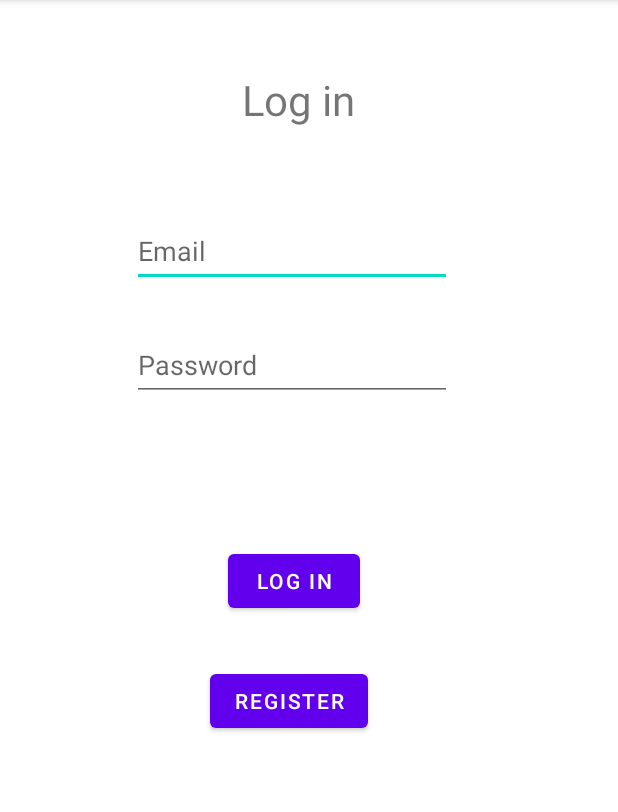
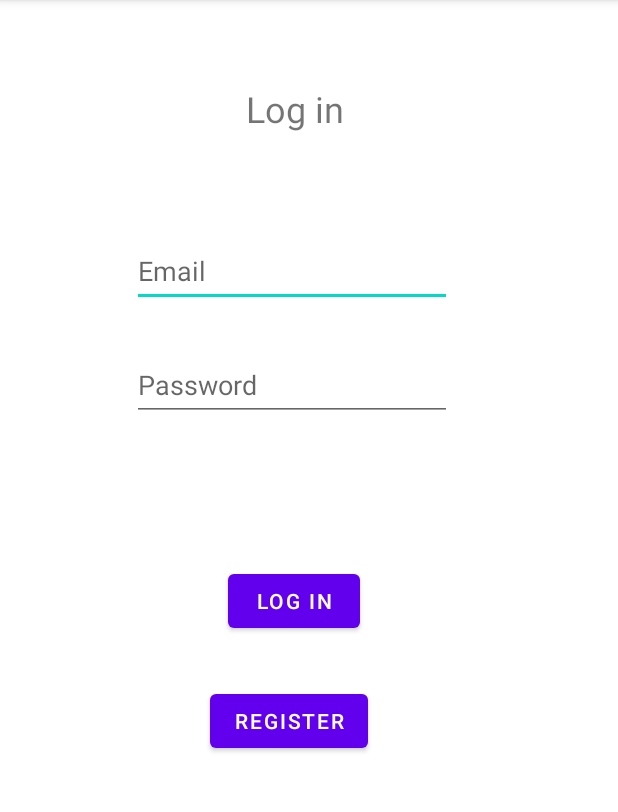
Before and after one commit to fordij/AirrandsRedux, an Android app: the screen it shows after launch (LoginActivity), after a tap on "SIGN IN", on a phone screen of 412 x 824 dp, the part 84-896 px from its top. Run offline under Robolectric (Android 15) with nearby library versions, the phone set to English and light mode, and no system bars; 2 other taps on this screen came first.

Commit message:
demo done, db implement soon

```diff
--- a/mobile/src/main/java/com/example/airrandsredux/MainActivity.java
+++ b/mobile/src/main/java/com/example/airrandsredux/MainActivity.java
@@ -66,6 +66,15 @@ public class MainActivity extends AppCompatActivity {
         }
         );
 
+        //this updates the firstname textview with "Sent!" if the user clicks the "send" button
+        Button sendButton = findViewById(R.id.sendTo);
+        sendButton.setOnClickListener(new View.OnClickListener(){
+                public void onClick (View v){
+                    firstName.setText("Sent!");
+                }
+            }
+        );
+
         //go to the login screen
         Button loginScreen = findViewById(R.id.signButton);
         //creating the Intent to go to the login activity
--- a/mobile/src/main/res/layout/activity_login.xml
+++ b/mobile/src/main/res/layout/activity_login.xml
@@ -35,11 +35,11 @@
         android:id="@+id/textView"
         android:layout_width="wrap_content"
         android:layout_height="wrap_content"
-        android:layout_marginStart="180dp"
+        android:layout_marginStart="164dp"
         android:layout_marginTop="56dp"
-        android:scaleX="2"
-        android:scaleY="2"
+        android:scaleX="1"
         android:text="Log in"
+        android:textSize="24sp"
         app:layout_constraintStart_toStartOf="parent"
         app:layout_constraintTop_toTopOf="parent" />
 
--- a/mobile/src/main/res/layout/activity_main.xml
+++ b/mobile/src/main/res/layout/activity_main.xml
@@ -78,7 +78,7 @@
         android:layout_width="wrap_content"
         android:layout_height="wrap_content"
         android:layout_marginTop="12dp"
-        android:text="Ready for work?"
+        android:text="Please sign in to continue."
         app:layout_constraintStart_toStartOf="@+id/imageView2"
         app:layout_constraintTop_toBottomOf="@+id/imageView2" />
 
```
Also changed, not shown: 1 other file.
